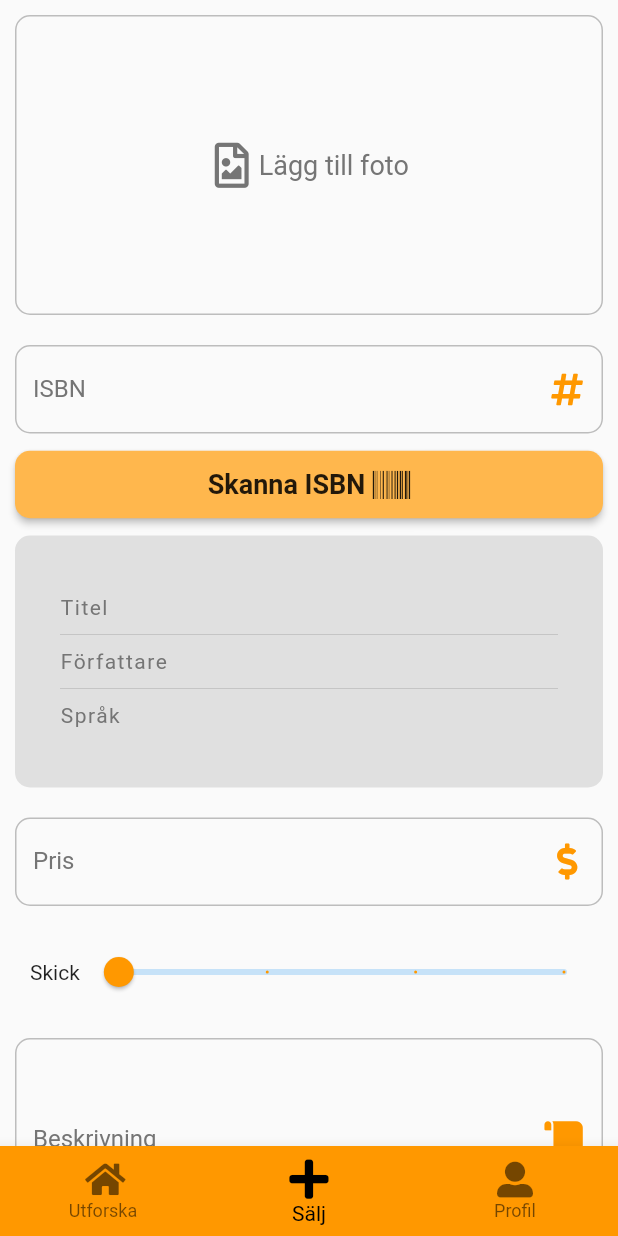
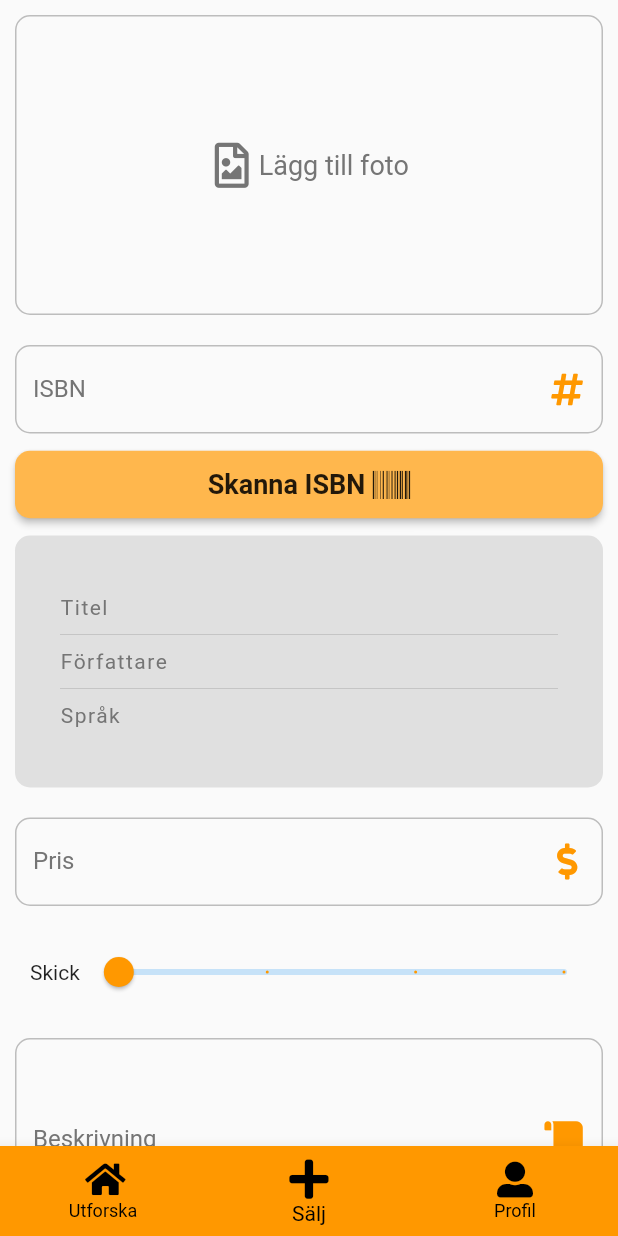
Before and after one commit to connysten/student_market_app, a Flutter app: the Home screen opened by its route, item 2 of the bottom bar chosen, on a phone screen of 412 x 824 dp. Run offline on Flutter 3.47's test engine with Material 2 defaults, Android fonts, the phone set to English and light mode, and no system bars; our stand-ins replace cached_network_image, cloud_firestore, firebase_auth, firebase_storage, flutter_slidable, font_awesome_flutter and 3 more; missing offline and left inert: barcode_scan; accounts and stored records are empty; network calls fail.

Commit message:
Börjat fixat darkmode

```diff
--- a/lib/global.dart
+++ b/lib/global.dart
@@ -1,5 +1,6 @@
 library student_market_app.global;
 import 'package:firebase_auth/firebase_auth.dart';
+import 'package:flutter/material.dart';
 import 'package:student_market_app/auth_service.dart';
 
 enum Language {
--- a/lib/main.dart
+++ b/lib/main.dart
@@ -49,8 +49,12 @@ class _HomeState extends State<Home> {
       bottomNavigationBar: BottomNavigationBar(
         currentIndex: _selectedPage,
         type: BottomNavigationBarType.fixed,
-        backgroundColor: Colors.orange,
-        selectedItemColor: Colors.black,
+        unselectedItemColor:
+            global.darkModeActive == true ? Colors.grey : Colors.black,
+        backgroundColor:
+            global.darkModeActive == true ? Colors.black : Colors.orange,
+        selectedItemColor:
+            global.darkModeActive == true ? Colors.white : Colors.black,
         selectedIconTheme: IconThemeData(size: 30),
         selectedFontSize: 14,
         onTap: (index) {
@@ -63,15 +67,20 @@ class _HomeState extends State<Home> {
               icon: Icon(
                 FontAwesomeIcons.home,
               ),
-              title: Text(global.currentLanguage == global.Language.eng ?"Discover"
-              :"Utforska")),
+              title: Text(global.currentLanguage == global.Language.eng
+                  ? "Discover"
+                  : "Utforska")),
           BottomNavigationBarItem(
             icon: Icon(FontAwesomeIcons.plus),
-            title: Text(global.currentLanguage == global.Language.eng ? "Sell" : "Sälj"),
+            title: Text(global.currentLanguage == global.Language.eng
+                ? "Sell"
+                : "Sälj"),
           ),
           BottomNavigationBarItem(
             icon: Icon(FontAwesomeIcons.userAlt),
-            title: Text(global.currentLanguage == global.Language.eng ? "Profile" : "Profil"),
+            title: Text(global.currentLanguage == global.Language.eng
+                ? "Profile"
+                : "Profil"),
           ),
         ],
       ),
```
Also changed, not shown: lib/pages/profile.dart (+16 -23 lines), lib/pages/search.dart (+24 -4 lines).
